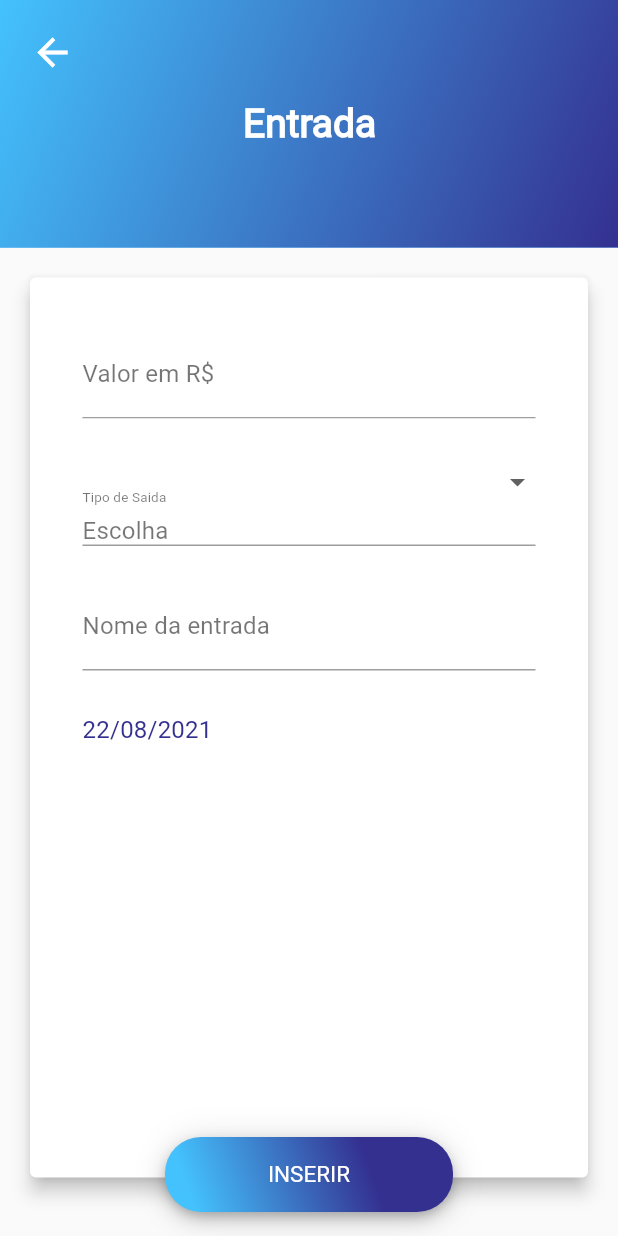
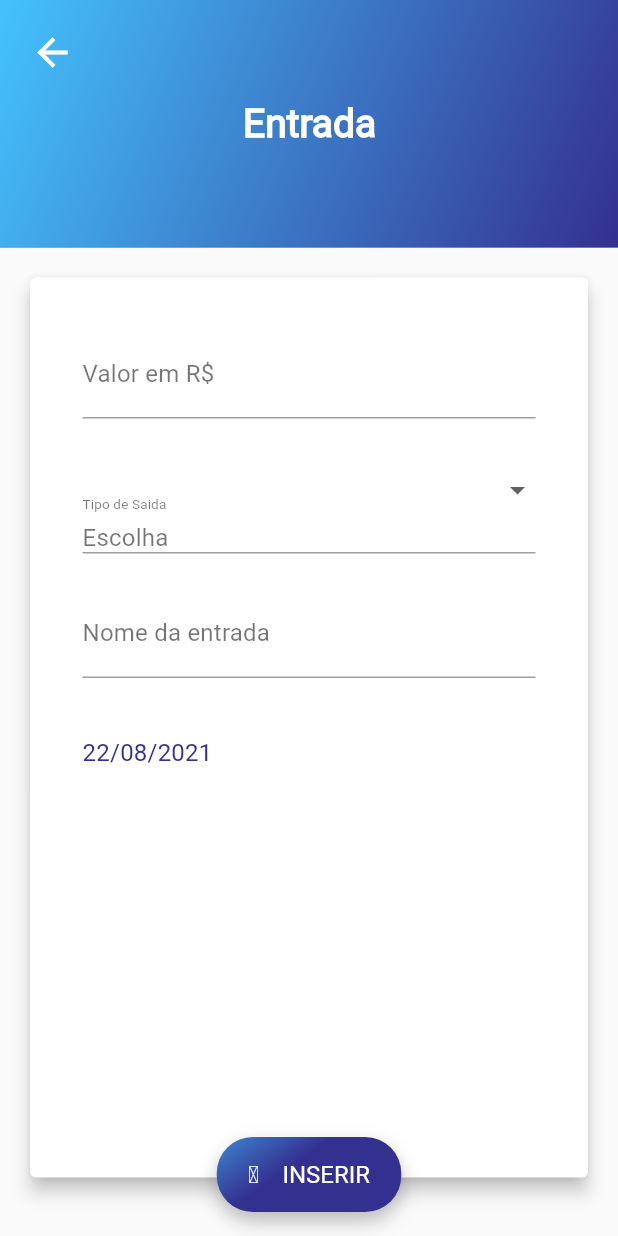
Before and after one commit to luna-vasconcelos/raroacademy-budget-techninjas, a Flutter app: the CashFlowNewEntryPage screen opened by its route, on a phone screen of 412 x 824 dp. Run offline on Flutter 3.47's test engine with Material 2 defaults, Android fonts, the phone set to English and light mode, and no system bars; our stand-ins replace brasil_fields, cloud_firestore, firebase_auth, firebase_core, flutter_modular, mobx; missing offline and left inert: animated_card; accounts and stored records are empty; generated files the repository leaves out were written again; project files that could hold a hidden picture were left out.

Commit message:
CashFlow ajuste nos cards, pages e navegação

```diff
--- a/lib/src/modules/home/cash_flow/cash_flow_types/cash_flow_newinput/cash_flow_newentry.dart
+++ b/lib/src/modules/home/cash_flow/cash_flow_types/cash_flow_newinput/cash_flow_newentry.dart
@@ -75,6 +75,7 @@ class _CashFlowNewEntryPageState extends State<CashFlowNewEntryPage> {
                 labelText: 'Valor em R\$',
                 labelStyle: TextStyles.blackRoboto16400,
               ),
+              SizedBox(height: 5),
               DropDownButtonWidgetIn(),
               SizedBox(height: 24),
               AppTextFormFieldWidget(
@@ -82,7 +83,7 @@ class _CashFlowNewEntryPageState extends State<CashFlowNewEntryPage> {
                 labelStyle: TextStyles.blackRoboto16400,
               ),
               Padding(
-              padding: const EdgeInsets.only(top: 30),
+                padding: const EdgeInsets.only(top: 40),
                 child: GestureDetector(
                   onTap: _showDatePicker,
                   child: Row(
@@ -98,8 +99,10 @@ class _CashFlowNewEntryPageState extends State<CashFlowNewEntryPage> {
               )
             ],
           ),
-        buttonText: 'INSERIR',
-      ),
+          buttonText: '\u{FF0B}    INSERIR',
+          height: 50,
+          width: 123,
+          onpressed: () {}),
     );
   }
 }
--- a/lib/src/modules/home/cash_flow/cash_flow_types/cash_flow_newinput/cash_flow_newexit.dart
+++ b/lib/src/modules/home/cash_flow/cash_flow_types/cash_flow_newinput/cash_flow_newexit.dart
@@ -92,8 +92,10 @@ class _CashFlowNewExitPageState extends State<CashFlowNewExitPage> {
               )
             ],
           ),
-        buttonText: 'INSERIR',
-      ),
+          buttonText: '\u{FF0B}    INSERIR',
+          height: 50,
+          width: 123,
+          onpressed: () {}),
     );
   }
 }
--- a/lib/src/modules/home/home/home_page.dart
+++ b/lib/src/modules/home/home/home_page.dart
@@ -108,7 +108,7 @@ class _HomePageState extends State<HomePage> {
                         height: 40,
                         paddingValue: 2,
                         onpressed: () {
-                          Modular.to.pushNamed('/user');
+                          //Modular.to.pushNamed('/user');
                         }),
                   )
                 ]),
--- a/lib/src/shared/app_widgets/card_widget.dart
+++ b/lib/src/shared/app_widgets/card_widget.dart
@@ -1,14 +1,21 @@
 import 'package:flutter/material.dart';
-import 'package:raroacademy_budget_techninjas/src/shared/app_constants/app_colors.dart';
+
+import 'package:raroacademy_budget_techninjas/src/shared/app_widgets/elevated_buttom_widget.dart';
 
 class CardWidget extends StatelessWidget {
   final String buttonText;
   final Widget content;
+  final double height;
+  final double width;
+  final Function onpressed;
 
   const CardWidget({
     Key? key,
     required this.buttonText,
     required this.content,
+    required this.height,
+    required this.width,
+    required this.onpressed,
   }) : super(key: key);
 
   @override
@@ -37,44 +44,13 @@ class CardWidget extends StatelessWidget {
         ],
       ),
       floatingActionButtonLocation: FloatingActionButtonLocation.centerFloat,
-      floatingActionButton: InkWell(
-        onTap: () {},
-        child: Container(
-          width: 192,
-          height: 50,
-          decoration: BoxDecoration(
-            borderRadius: BorderRadius.circular(24),
-            gradient: AppColors.blueGradient,
-            boxShadow: [
-              BoxShadow(
-                color: Colors.black.withOpacity(0.12),
-                offset: Offset(0.0, 1.0),
-                blurRadius: 18.0,
-              ),
-              BoxShadow(
-                color: Colors.black.withOpacity(0.14),
-                offset: Offset(0.0, 6.0),
-                blurRadius: 10.0,
-              ),
-              BoxShadow(
-                  color: Colors.black.withOpacity(0.2),
-                  offset: Offset(0.0, 3),
-                  blurRadius: 5.0,
-                  spreadRadius: -1.0),
-            ],
-          ),
-          child: Center(
-            child: Text(
-              '$buttonText',
-              style: TextStyle(
-                  color: Colors.white,
-                  fontFamily: 'Roboto',
-                  fontSize: 15,
-                  fontWeight: FontWeight.w500),
-            ),
-          ),
-        ),
-      ),
+      floatingActionButton: ElevatedButtonWidget(
+          fontSize: 16,
+          buttonText: buttonText,
+          width: width,
+          height: height,
+          paddingValue: 1,
+          onpressed: onpressed),
     );
   }
 }
--- a/lib/src/shared/user/user_update_page.dart
+++ b/lib/src/shared/user/user_update_page.dart
@@ -65,6 +65,9 @@ class _UserUpdatePageState extends State<UserUpdatePage> {
           ],
         ),
         buttonText: 'SALVAR ALTERAÇÕES',
+        height: 50,
+        width: 192,
+        onpressed: () {},
       ),
     );
   }
```
Also changed, not shown: lib/src/modules/home/cash_flow/cash_flow_types/cash_flow_all_page.dart (+12 -1 lines), lib/src/modules/home/cash_flow/cash_flow_types/cash_flow_entries_page.dart (+13 -74 lines), lib/src/modules/home/cash_flow/cash_flow_types/cash_flow_exits_page.dart (+13 -14 lines). Lines whose indentation alone changed are shown as unchanged.
